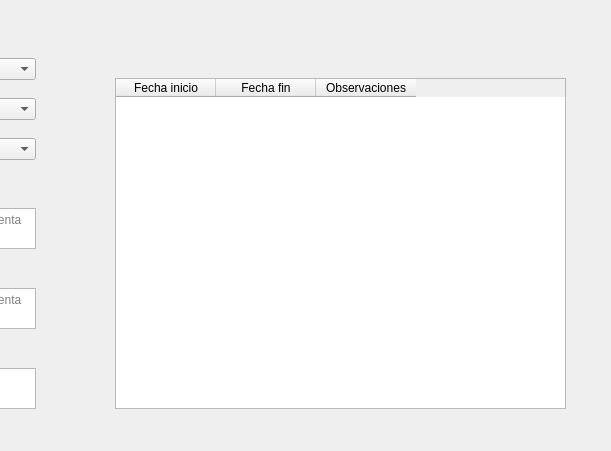
Old version of the form src/ui/pages/volunteer_page.ui in the repository BeCuber/Turnomatic; both pictures show x 725 to 1336 and y 362 to 813 of the 1336 by 813 pixel window.
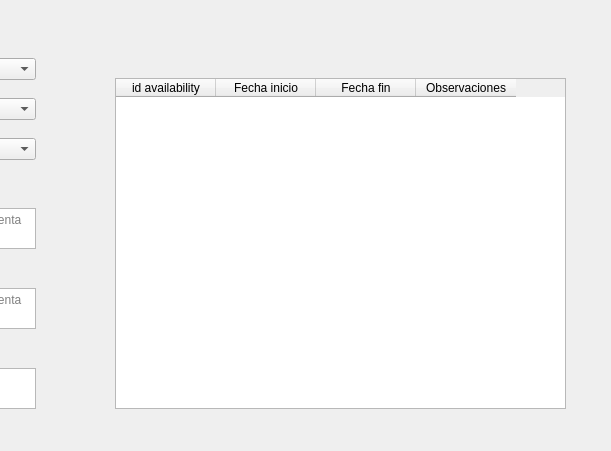
New version of the form.

```diff
--- a/src/ui/pages/volunteer_page.ui
+++ b/src/ui/pages/volunteer_page.ui
@@ -503,6 +503,11 @@
      <height>331</height>
     </rect>
    </property>
+   <column>
+    <property name="text">
+     <string>id availability</string>
+    </property>
+   </column>
    <column>
     <property name="text">
      <string>Fecha inicio</string>
```
